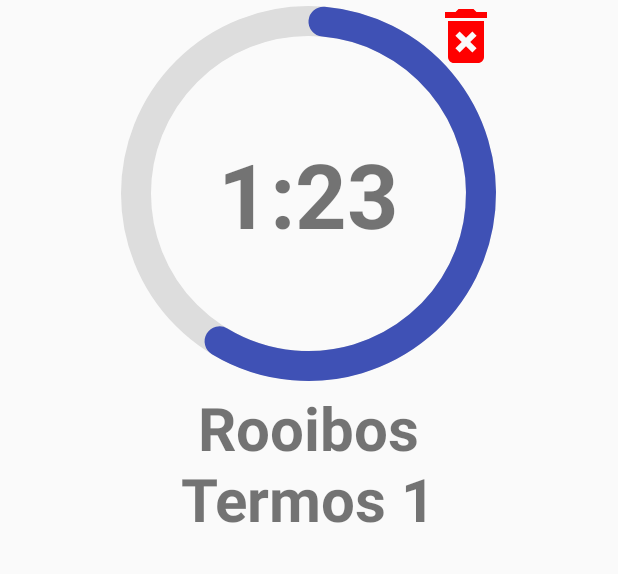
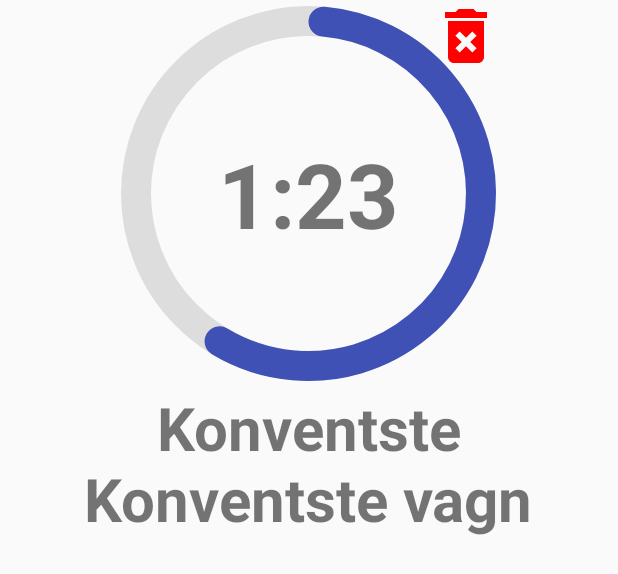
Before and after one commit to JensCarlberg/TeaTimer, an Android app: the layout tea_first.xml on its own in the app's theme, with its tools: preview values and no code run, on a phone screen of 412 x 824 dp. Shown: the top 574 px of the screen. Run offline under Robolectric (Android 15) with nearby library versions, the phone set to English and light mode, and no system bars.

Commit message:
Update to use a better default text

```diff
--- a/app/src/main/res/layout/tea_first.xml
+++ b/app/src/main/res/layout/tea_first.xml
@@ -56,5 +56,5 @@
         android:gravity="center"
         android:textSize="40sp"
         android:textStyle="bold"
-        tools:text="Rooibos\nTermos 1" />
+        tools:text="Konventste\nKonventste vagn" />
 </LinearLayout>
```
